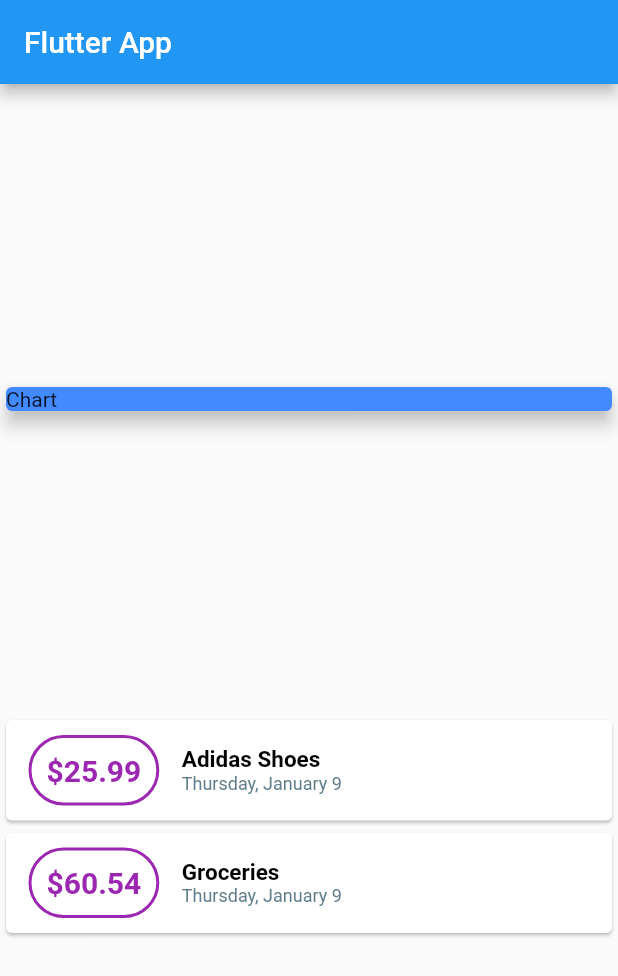
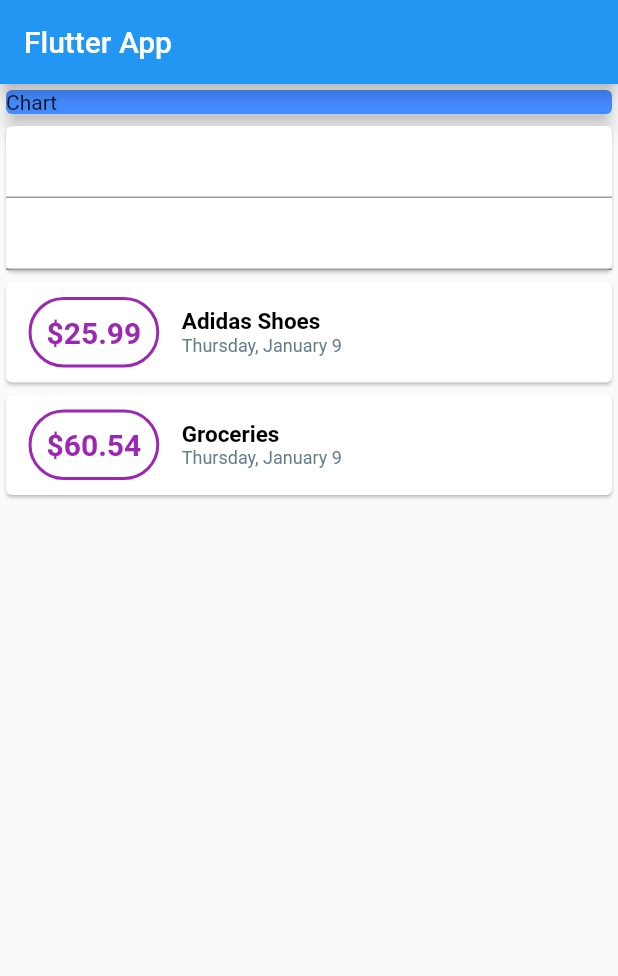
Before and after one commit to Bluesamyou/flutter_expense_tracker, a Flutter app: the screen it shows after launch, on a phone screen of 412 x 824 dp. Shown: the top 976 px of the screen. Run offline on Flutter 3.47's test engine with Material 2 defaults, Android fonts, the phone set to English and light mode, and no system bars.

Commit message:
Added card for user input

```diff
--- a/lib/main.dart
+++ b/lib/main.dart
@@ -42,7 +42,7 @@ class MyHomePage extends StatelessWidget {
     return Scaffold(
       appBar: AppBar(title: Text(title)),
       body: Column(
-        mainAxisAlignment: MainAxisAlignment.spaceEvenly,
+        // mainAxisAlignment: MainAxisAlignment.start,
         // crossAxisAlignment: CrossAxisAlignment.center,
         children: <Widget>[
           Container(
@@ -54,6 +54,11 @@ class MyHomePage extends StatelessWidget {
               ),
               color: Colors.blueAccent,
               elevation: 5,
+            ),
+          ),
+          Card(
+            child: Column(
+              children: <Widget>[TextField(), TextField()],
             ),
           ),
           Column(
```
